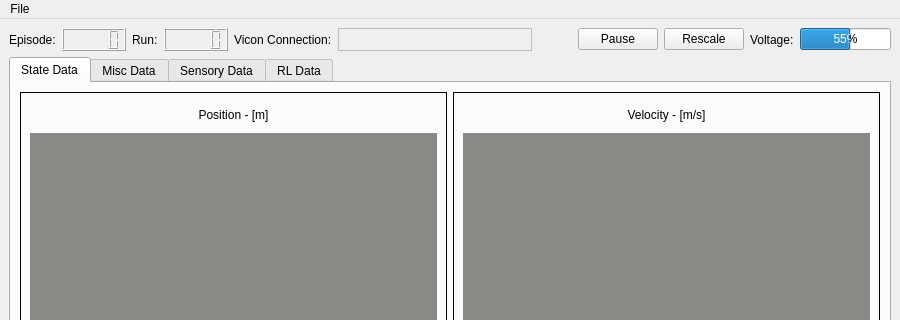
Above: crazyflie_sim_dashboard/mainwindow.ui from bhabas/sar_simulation before the change; both pictures show x 0 to 900 and y 0 to 320 of the 900 by 800 pixel window. Below: the same form after it.
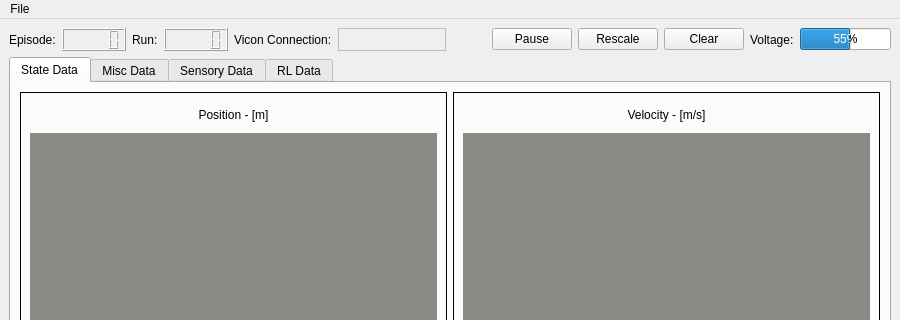
That is the form after the change. Custom widgets are drawn as their Qt base class.

Commit message: Added clear button and np.roll function

Diff of the .ui file:
```diff
--- a/crazyflie_sim_dashboard/mainwindow.ui
+++ b/crazyflie_sim_dashboard/mainwindow.ui
@@ -18,7 +18,7 @@
     <item>
      <layout class="QVBoxLayout" name="verticalLayout">
       <item>
-       <layout class="QHBoxLayout" name="horizontalLayout" stretch="0,0,0,0,0,80,0,0,0,0,0">
+       <layout class="QHBoxLayout" name="horizontalLayout" stretch="0,0,0,0,0,80,0,0,0,0,0,0">
         <item>
          <widget class="QLabel" name="label_13">
           <property name="text">
@@ -99,6 +99,13 @@
           </property>
          </widget>
         </item>
+        <item>
+         <widget class="QPushButton" name="clearButton">
+          <property name="text">
+           <string>Clear</string>
+          </property>
+         </widget>
+        </item>
         <item>
          <widget class="QLabel" name="label_3">
           <property name="text">
```
The commit also changes 2 other files.
